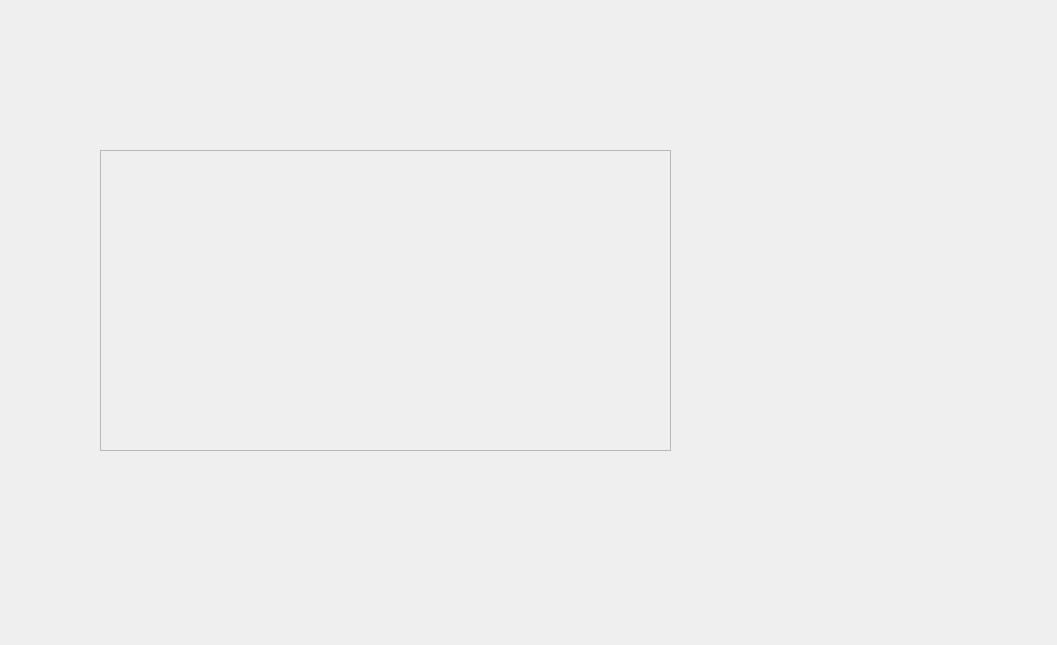
Before: the Qt Designer form src/project-front-desktop/mainwindow.ui in Psyhich/eleks_camp_project, drawn with Qt 5.
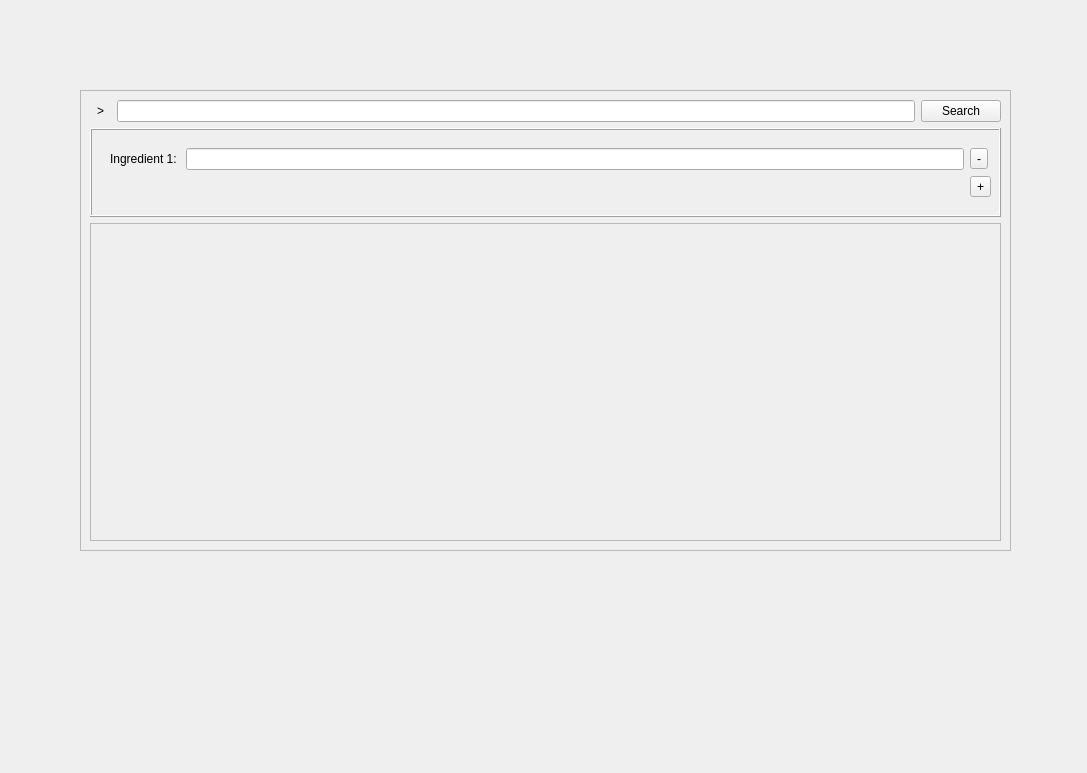
After: the same form once the commit is applied. Custom widgets are drawn as their Qt base class.

The edit to the form file:
```diff
--- a/src/project-front-desktop/mainwindow.ui
+++ b/src/project-front-desktop/mainwindow.ui
@@ -6,39 +6,143 @@
    <rect>
     <x>0</x>
     <y>0</y>
-    <width>1057</width>
-    <height>645</height>
+    <width>1087</width>
+    <height>773</height>
    </rect>
   </property>
   <property name="windowTitle">
    <string>MainWindow</string>
   </property>
   <widget class="QWidget" name="centralwidget">
-   <widget class="QScrollArea" name="scrollArea">
+   <widget class="QFrame" name="frame">
     <property name="geometry">
      <rect>
-      <x>100</x>
-      <y>150</y>
-      <width>571</width>
-      <height>301</height>
+      <x>80</x>
+      <y>90</y>
+      <width>931</width>
+      <height>461</height>
      </rect>
     </property>
-    <property name="widgetResizable">
-     <bool>true</bool>
+    <property name="frameShape">
+     <enum>QFrame::StyledPanel</enum>
     </property>
-    <widget class="QWidget" name="scrollAreaWidgetContents">
-     <property name="geometry">
-      <rect>
-       <x>0</x>
-       <y>0</y>
-       <width>569</width>
-       <height>299</height>
-      </rect>
-     </property>
-    </widget>
+    <property name="frameShadow">
+     <enum>QFrame::Raised</enum>
+    </property>
+    <layout class="QGridLayout" name="gridLayout">
+     <item row="0" column="2">
+      <widget class="QPushButton" name="pushButton">
+       <property name="text">
+        <string>Search</string>
+       </property>
+      </widget>
+     </item>
+     <item row="0" column="0">
+      <widget class="QToolButton" name="toolButton">
+       <property name="text">
+        <string>&gt;</string>
+       </property>
+       <property name="toolButtonStyle">
+        <enum>Qt::ToolButtonIconOnly</enum>
+       </property>
+       <property name="autoRaise">
+        <bool>true</bool>
+       </property>
+      </widget>
+     </item>
+     <item row="0" column="1">
+      <widget class="QLineEdit" name="lineEdit"/>
+     </item>
+     <item row="2" column="0" colspan="3">
+      <widget class="RecipesListView" name="scrollArea">
+       <property name="widgetResizable">
+        <bool>true</bool>
+       </property>
+       <widget class="QWidget" name="scrollAreaWidgetContents">
+        <property name="geometry">
+         <rect>
+          <x>0</x>
+          <y>0</y>
+          <width>911</width>
+          <height>288</height>
+         </rect>
+        </property>
+       </widget>
+      </widget>
+     </item>
+     <item row="1" column="0" colspan="3">
+      <widget class="QFrame" name="frame">
+       <property name="frameShape">
+        <enum>QFrame::Box</enum>
+       </property>
+       <property name="frameShadow">
+        <enum>QFrame::Raised</enum>
+       </property>
+       <layout class="QGridLayout" name="gridLayout_2">
+        <item row="1" column="1">
+         <widget class="QWidget" name="widget" native="true">
+          <property name="minimumSize">
+           <size>
+            <width>899</width>
+            <height>0</height>
+           </size>
+          </property>
+          <layout class="QGridLayout" name="gridLayout_3">
+           <item row="1" column="1">
+            <widget class="QLineEdit" name="lineEdit_2"/>
+           </item>
+           <item row="2" column="2">
+            <widget class="QToolButton" name="toolButton_2">
+             <property name="text">
+              <string>+</string>
+             </property>
+            </widget>
+           </item>
+           <item row="1" column="0">
+            <widget class="QLabel" name="label">
+             <property name="text">
+              <string>Ingredient 1: </string>
+             </property>
+            </widget>
+           </item>
+           <item row="1" column="2">
+            <widget class="QToolButton" name="toolButton_3">
+             <property name="text">
+              <string>-</string>
+             </property>
+            </widget>
+           </item>
+           <item row="2" column="0" colspan="2">
+            <spacer name="horizontalSpacer">
+             <property name="orientation">
+              <enum>Qt::Horizontal</enum>
+             </property>
+             <property name="sizeHint" stdset="0">
+              <size>
+               <width>40</width>
+               <height>20</height>
+              </size>
+             </property>
+            </spacer>
+           </item>
+          </layout>
+         </widget>
+        </item>
+       </layout>
+      </widget>
+     </item>
+    </layout>
    </widget>
   </widget>
  </widget>
+ <customwidgets>
+  <customwidget>
+   <class>RecipesListView</class>
+   <extends>QScrollArea</extends>
+   <header>recipes_list_view.h</header>
+   <container>1</container>
+  </customwidget>
+ </customwidgets>
  <resources/>
  <connections/>
 </ui>
```
